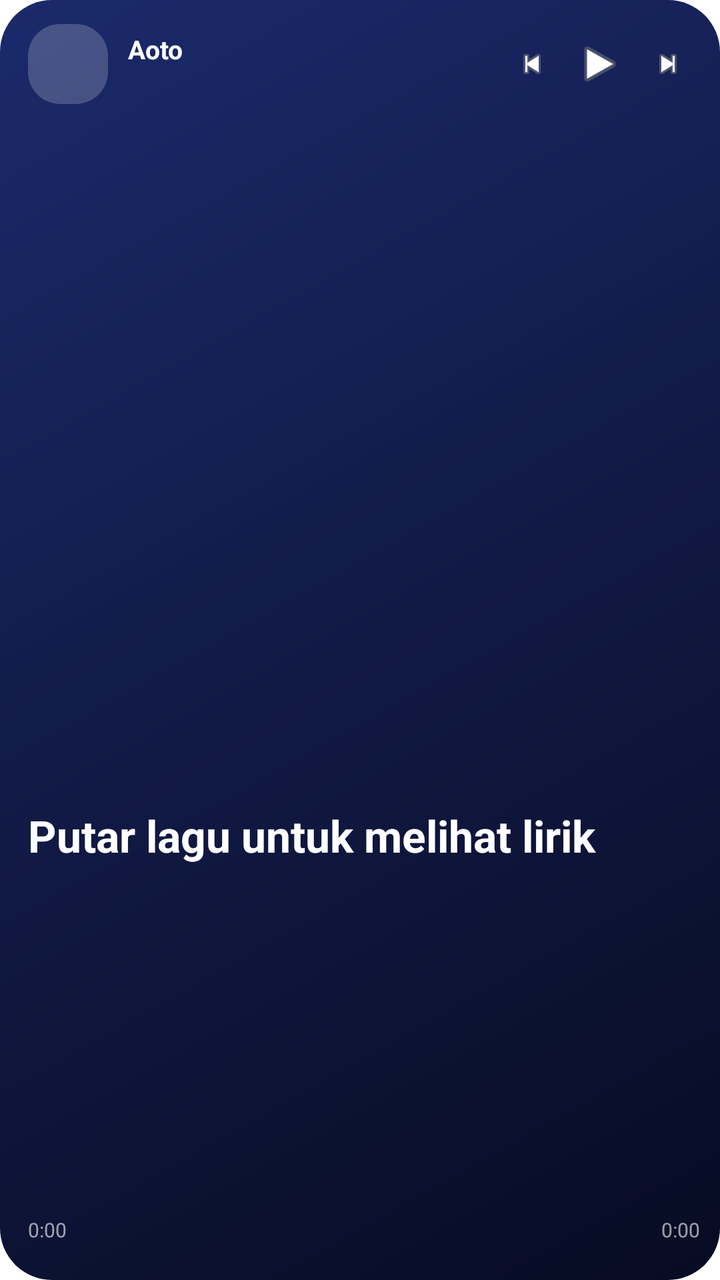
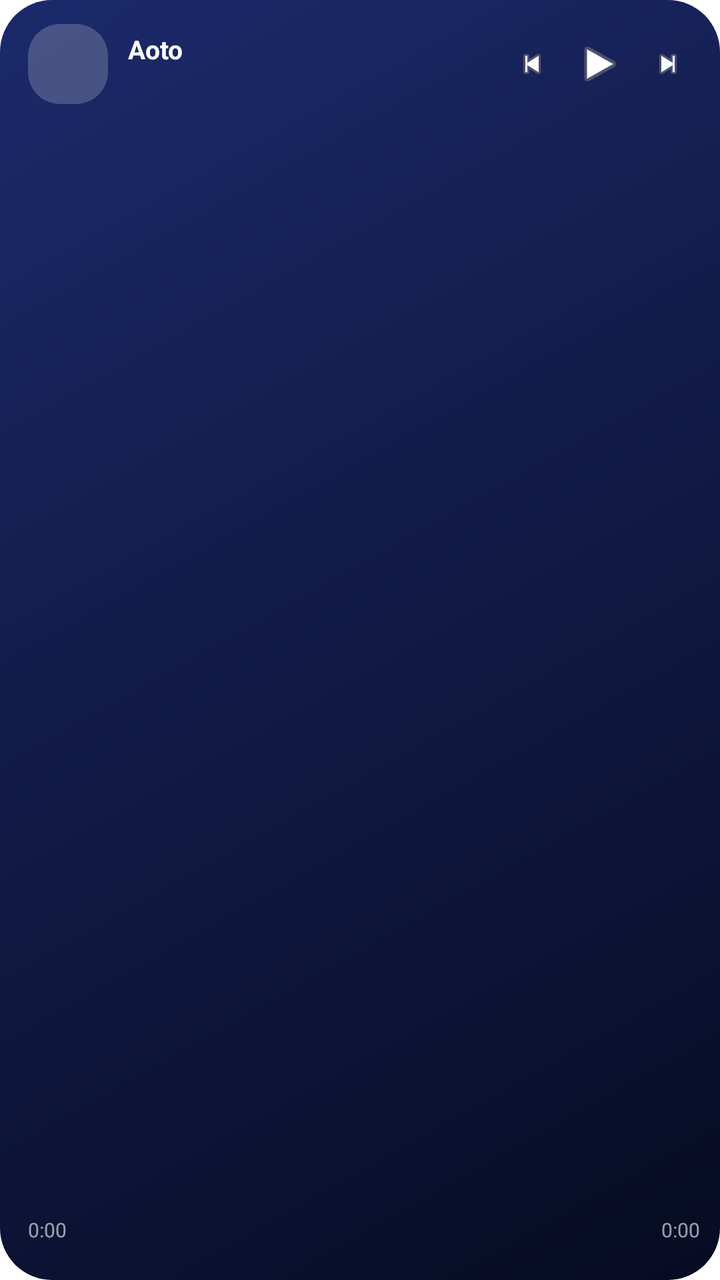

Compare the two renders of this Android layout. The source of the first and the diff that turns it into the second are given below.
<!-- AndroidManifest.xml: application theme Theme.JimzTune.Splash -->
<!-- res/layout/widget_lyrics.xml -->
<?xml version="1.0" encoding="utf-8"?>
<FrameLayout xmlns:android="http://schemas.android.com/apk/res/android"
    android:id="@+id/widget_root"
    android:layout_width="match_parent"
    android:layout_height="match_parent">

    
    <ImageView
        android:id="@+id/widget_bg_image"
        android:layout_width="match_parent"
        android:layout_height="match_parent"
        android:scaleType="fitXY"
        android:src="@drawable/widget_bg" />

    <LinearLayout
        android:layout_width="match_parent"
        android:layout_height="match_parent"
        android:orientation="vertical"
        android:paddingStart="14dp"
        android:paddingTop="12dp"
        android:paddingEnd="10dp"
        android:paddingBottom="12dp">

        
        <LinearLayout
            android:layout_width="match_parent"
            android:layout_height="wrap_content"
            android:gravity="center_vertical"
            android:orientation="horizontal">

            <ImageView
                android:id="@+id/widget_cover"
                android:layout_width="40dp"
                android:layout_height="40dp"
                android:scaleType="centerCrop"
                android:src="@drawable/widget_cover_placeholder" />

            <LinearLayout
                android:layout_width="0dp"
                android:layout_height="wrap_content"
                android:layout_marginStart="10dp"
                android:layout_weight="1"
                android:orientation="vertical">

                <TextView
                    android:id="@+id/widget_title"
                    android:layout_width="match_parent"
                    android:layout_height="wrap_content"
                    android:ellipsize="end"
                    android:maxLines="1"
                    android:text="Aoto"
                    android:textColor="#FFFFFFFF"
                    android:textSize="13sp"
                    android:textStyle="bold" />

                <TextView
                    android:id="@+id/widget_artist"
                    android:layout_width="match_parent"
                    android:layout_height="wrap_content"
                    android:ellipsize="end"
                    android:maxLines="1"
                    android:text=""
                    android:textColor="#B3FFFFFF"
                    android:textSize="11sp" />
            </LinearLayout>

            <ImageButton
                android:id="@+id/widget_prev"
                android:layout_width="32dp"
                android:layout_height="32dp"
                android:background="@null"
                android:contentDescription="Sebelumnya"
                android:padding="7dp"
                android:scaleType="fitCenter"
                android:src="@android:drawable/ic_media_previous" />

            <ImageButton
                android:id="@+id/widget_play"
                android:layout_width="36dp"
                android:layout_height="36dp"
                android:background="@null"
                android:contentDescription="Putar atau jeda"
                android:padding="5dp"
                android:scaleType="fitCenter"
                android:src="@android:drawable/ic_media_play" />

            <ImageButton
                android:id="@+id/widget_next"
                android:layout_width="32dp"
                android:layout_height="32dp"
                android:background="@null"
                android:contentDescription="Berikutnya"
                android:padding="7dp"
                android:scaleType="fitCenter"
                android:src="@android:drawable/ic_media_next" />
        </LinearLayout>

        
        <ViewFlipper
            android:id="@+id/widget_flipper"
            android:layout_width="match_parent"
            android:layout_height="0dp"
            android:layout_marginTop="6dp"
            android:layout_weight="1"
            android:animateFirstView="false"
            android:inAnimation="@anim/widget_lyric_in"
            android:outAnimation="@anim/widget_lyric_out">

            <LinearLayout
                android:layout_width="match_parent"
                android:layout_height="match_parent"
                android:orientation="vertical">

                <TextView
                    android:id="@+id/widget_line_a"
                    android:layout_width="match_parent"
                    android:layout_height="0dp"
                    android:layout_weight="3"
                    android:autoSizeMaxTextSize="22sp"
                    android:autoSizeMinTextSize="9sp"
                    android:autoSizeStepGranularity="1sp"
                    android:autoSizeTextType="uniform"
                    android:gravity="bottom|start"
                    android:maxLines="5"
                    android:text="Putar lagu untuk melihat lirik"
                    android:textColor="#FFFFFFFF"
                    android:textStyle="bold" />

                <TextView
                    android:id="@+id/widget_next_a"
                    android:layout_width="match_parent"
                    android:layout_height="0dp"
                    android:layout_marginTop="3dp"
                    android:layout_weight="1.3"
                    android:autoSizeMaxTextSize="14sp"
                    android:autoSizeMinTextSize="8sp"
                    android:autoSizeStepGranularity="1sp"
                    android:autoSizeTextType="uniform"
                    android:gravity="top|start"
                    android:maxLines="3"
                    android:text=""
                    android:textColor="#99FFFFFF" />
            </LinearLayout>

            <LinearLayout
                android:layout_width="match_parent"
                android:layout_height="match_parent"
                android:orientation="vertical">

                <TextView
                    android:id="@+id/widget_line_b"
                    android:layout_width="match_parent"
                    android:layout_height="0dp"
                    android:layout_weight="3"
                    android:autoSizeMaxTextSize="22sp"
                    android:autoSizeMinTextSize="9sp"
                    android:autoSizeStepGranularity="1sp"
                    android:autoSizeTextType="uniform"
                    android:gravity="bottom|start"
                    android:maxLines="5"
                    android:text=""
                    android:textColor="#FFFFFFFF"
                    android:textStyle="bold" />

                <TextView
                    android:id="@+id/widget_next_b"
                    android:layout_width="match_parent"
                    android:layout_height="0dp"
                    android:layout_marginTop="3dp"
                    android:layout_weight="1.3"
                    android:autoSizeMaxTextSize="14sp"
                    android:autoSizeMinTextSize="8sp"
                    android:autoSizeStepGranularity="1sp"
                    android:autoSizeTextType="uniform"
                    android:gravity="top|start"
                    android:maxLines="3"
                    android:text=""
                    android:textColor="#99FFFFFF" />
            </LinearLayout>
        </ViewFlipper>

        
        <LinearLayout
            android:id="@+id/widget_progress_row"
            android:layout_width="match_parent"
            android:layout_height="26dp"
            android:layout_marginTop="4dp"
            android:gravity="center_vertical"
            android:orientation="horizontal">

            <TextView
                android:id="@+id/widget_time_left"
                android:layout_width="wrap_content"
                android:layout_height="wrap_content"
                android:minWidth="32dp"
                android:text="0:00"
                android:textColor="#99FFFFFF"
                android:textSize="10sp" />

            <FrameLayout
                android:layout_width="0dp"
                android:layout_height="match_parent"
                android:layout_marginStart="6dp"
                android:layout_marginEnd="6dp"
                android:layout_weight="1">

                <ImageView
                    android:id="@+id/widget_progress_img"
                    android:layout_width="match_parent"
                    android:layout_height="5dp"
                    android:layout_gravity="center_vertical"
                    android:scaleType="fitXY" />

                <LinearLayout
                    android:layout_width="match_parent"
                    android:layout_height="match_parent"
                    android:orientation="horizontal">

                <ImageView
                    android:id="@+id/widget_seek_0"
                    android:layout_width="0dp"
                    android:layout_height="match_parent"
                    android:layout_weight="1"
                    android:contentDescription="Loncat ke 0 persen" />

                <ImageView
                    android:id="@+id/widget_seek_1"
                    android:layout_width="0dp"
                    android:layout_height="match_parent"
                    android:layout_weight="1"
                    android:contentDescription="Loncat ke 10 persen" />

                <ImageView
                    android:id="@+id/widget_seek_2"
                    android:layout_width="0dp"
                    android:layout_height="match_parent"
                    android:layout_weight="1"
                    android:contentDescription="Loncat ke 20 persen" />

                <ImageView
                    android:id="@+id/widget_seek_3"
                    android:layout_width="0dp"
                    android:layout_height="match_parent"
                    android:layout_weight="1"
                    android:contentDescription="Loncat ke 30 persen" />

                <ImageView
                    android:id="@+id/widget_seek_4"
                    android:layout_width="0dp"
                    android:layout_height="match_parent"
                    android:layout_weight="1"
                    android:contentDescription="Loncat ke 40 persen" />

                <ImageView
                    android:id="@+id/widget_seek_5"
                    android:layout_width="0dp"
                    android:layout_height="match_parent"
                    android:layout_weight="1"
                    android:contentDescription="Loncat ke 50 persen" />

                <ImageView
                    android:id="@+id/widget_seek_6"
                    android:layout_width="0dp"
                    android:layout_height="match_parent"
                    android:layout_weight="1"
                    android:contentDescription="Loncat ke 60 persen" />

                <ImageView
                    android:id="@+id/widget_seek_7"
                    android:layout_width="0dp"
                    android:layout_height="match_parent"
                    android:layout_weight="1"
                    android:contentDescription="Loncat ke 70 persen" />

                <ImageView
                    android:id="@+id/widget_seek_8"
                    android:layout_width="0dp"
                    android:layout_height="match_parent"
                    android:layout_weight="1"
                    android:contentDescription="Loncat ke 80 persen" />

                <ImageView
                    android:id="@+id/widget_seek_9"
                    android:layout_width="0dp"
                    android:layout_height="match_parent"
                    android:layout_weight="1"
                    android:contentDescription="Loncat ke 90 persen" />
                </LinearLayout>
            </FrameLayout>

            <TextView
                android:id="@+id/widget_time_right"
                android:layout_width="wrap_content"
                android:layout_height="wrap_content"
                android:gravity="end"
                android:minWidth="32dp"
                android:text="0:00"
                android:textColor="#99FFFFFF"
                android:textSize="10sp" />
        </LinearLayout>
    </LinearLayout>
</FrameLayout>
<!-- resources referenced by this layout -->
<resources>
  <!-- drawable widget_bg (drawable) -->
  <?xml version="1.0" encoding="utf-8"?>
  <shape xmlns:android="http://schemas.android.com/apk/res/android" android:shape="rectangle">
      <gradient
          android:angle="315"
          android:startColor="#FF1B2A6B"
          android:centerColor="#FF111A45"
          android:endColor="#FF070B22" />
      <corners android:radius="26dp" />
  </shape>
  <!-- drawable widget_cover_placeholder (drawable) -->
  <?xml version="1.0" encoding="utf-8"?>
  <shape xmlns:android="http://schemas.android.com/apk/res/android" android:shape="rectangle">
      <solid android:color="#33FFFFFF" />
      <corners android:radius="16dp" />
  </shape>
  <style name="Theme.JimzTune.Splash" parent="Theme.SplashScreen">
          <item name="windowSplashScreenBackground">@color/jimz_background</item>
          <item name="windowSplashScreenAnimatedIcon">@drawable/splash_blank</item>
          <item name="windowSplashScreenIconBackgroundColor">@color/jimz_background</item>
          <item name="postSplashScreenTheme">@style/Theme.JimzTune</item>
      </style>
  <color name="jimz_background">#FF05060F</color>
  <!-- drawable splash_blank (drawable) -->
  <?xml version="1.0" encoding="utf-8"?>
  <vector xmlns:android="http://schemas.android.com/apk/res/android"
      android:width="24dp"
      android:height="24dp"
      android:viewportWidth="24"
      android:viewportHeight="24">
      <path
          android:fillColor="#00000000"
          android:pathData="M0,0h1v1h-1z" />
  </vector>
  <style name="Theme.JimzTune" parent="android:Theme.Material.NoActionBar">
          <item name="android:windowBackground">@color/jimz_background</item>
      </style>
</resources>

<!-- the commit's change to res/layout/widget_lyrics.xml (unified diff, before → after) -->
@@ -96,88 +96,14 @@
         </LinearLayout>
 
         
-        <ViewFlipper
-            android:id="@+id/widget_flipper"
+        <ImageView
+            android:id="@+id/widget_lyric_img"
             android:layout_width="match_parent"
             android:layout_height="0dp"
             android:layout_marginTop="6dp"
             android:layout_weight="1"
-            android:animateFirstView="false"
-            android:inAnimation="@anim/widget_lyric_in"
-            android:outAnimation="@anim/widget_lyric_out">
-
-            <LinearLayout
-                android:layout_width="match_parent"
-                android:layout_height="match_parent"
-                android:orientation="vertical">
-
-                <TextView
-                    android:id="@+id/widget_line_a"
-                    android:layout_width="match_parent"
-                    android:layout_height="0dp"
-                    android:layout_weight="3"
-                    android:autoSizeMaxTextSize="22sp"
-                    android:autoSizeMinTextSize="9sp"
-                    android:autoSizeStepGranularity="1sp"
-                    android:autoSizeTextType="uniform"
-                    android:gravity="bottom|start"
-                    android:maxLines="5"
-                    android:text="Putar lagu untuk melihat lirik"
-                    android:textColor="#FFFFFFFF"
-                    android:textStyle="bold" />
-
-                <TextView
-                    android:id="@+id/widget_next_a"
-                    android:layout_width="match_parent"
-                    android:layout_height="0dp"
-                    android:layout_marginTop="3dp"
-                    android:layout_weight="1.3"
-                    android:autoSizeMaxTextSize="14sp"
-                    android:autoSizeMinTextSize="8sp"
-                    android:autoSizeStepGranularity="1sp"
-                    android:autoSizeTextType="uniform"
-                    android:gravity="top|start"
-                    android:maxLines="3"
-                    android:text=""
-                    android:textColor="#99FFFFFF" />
-            </LinearLayout>
-
-            <LinearLayout
-                android:layout_width="match_parent"
-                android:layout_height="match_parent"
-                android:orientation="vertical">
-
-                <TextView
-                    android:id="@+id/widget_line_b"
-                    android:layout_width="match_parent"
-                    android:layout_height="0dp"
-                    android:layout_weight="3"
-                    android:autoSizeMaxTextSize="22sp"
-                    android:autoSizeMinTextSize="9sp"
-                    android:autoSizeStepGranularity="1sp"
-                    android:autoSizeTextType="uniform"
-                    android:gravity="bottom|start"
-                    android:maxLines="5"
-                    android:text=""
-                    android:textColor="#FFFFFFFF"
-                    android:textStyle="bold" />
-
-                <TextView
-                    android:id="@+id/widget_next_b"
-                    android:layout_width="match_parent"
-                    android:layout_height="0dp"
-                    android:layout_marginTop="3dp"
-                    android:layout_weight="1.3"
-                    android:autoSizeMaxTextSize="14sp"
-                    android:autoSizeMinTextSize="8sp"
-                    android:autoSizeStepGranularity="1sp"
-                    android:autoSizeTextType="uniform"
-                    android:gravity="top|start"
-                    android:maxLines="3"
-                    android:text=""
-                    android:textColor="#99FFFFFF" />
-            </LinearLayout>
-        </ViewFlipper>
+            android:contentDescription="Lirik"
+            android:scaleType="fitStart" />
 
         
         <LinearLayout
